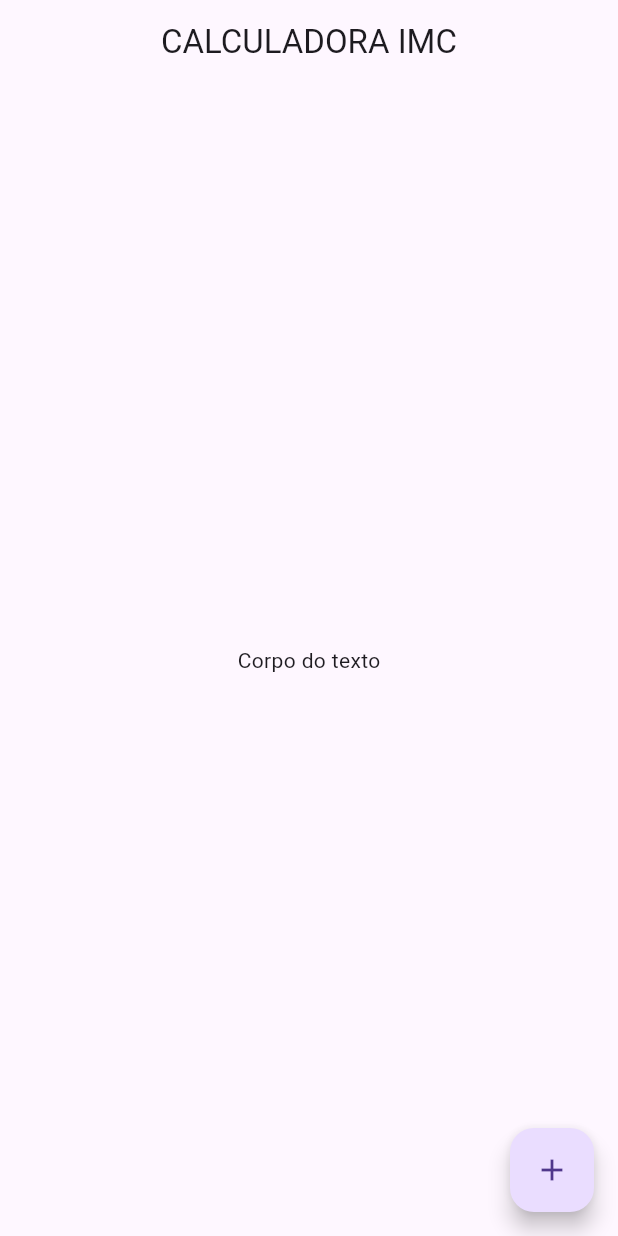
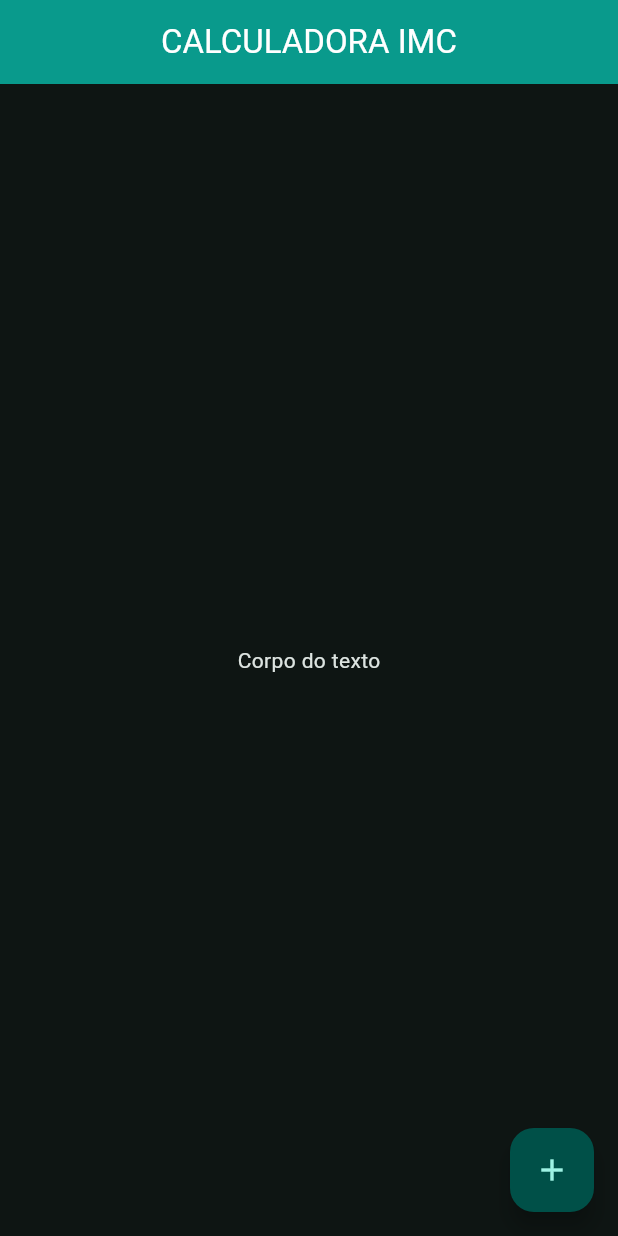
Before and after one commit to PauloDev13/imccalc-flutter, a Flutter app: the screen it shows after launch, on a phone screen of 412 x 824 dp. Run offline on Flutter 3.47's test engine with Material 3 defaults, Android fonts, the phone set to English and light mode, and no system bars.

Commit message:
Customizing the app theme

```diff
--- a/lib/main.dart
+++ b/lib/main.dart
@@ -8,6 +8,19 @@ class CalculadoraIMC extends StatelessWidget {
   @override
   Widget build(BuildContext context) {
     return MaterialApp(
+      theme: ThemeData(
+        colorScheme: ColorScheme.fromSeed(
+          seedColor: Colors.teal,
+          brightness: Brightness.dark,
+        ),
+        useMaterial3: true,
+        appBarTheme: AppBarTheme(
+          backgroundColor: Colors.teal,
+          foregroundColor: Colors.white,
+          centerTitle: true,
+          elevation: 2,
+        ),
+      ),
       home: TelaPrincipal(),
     );
   }
```
